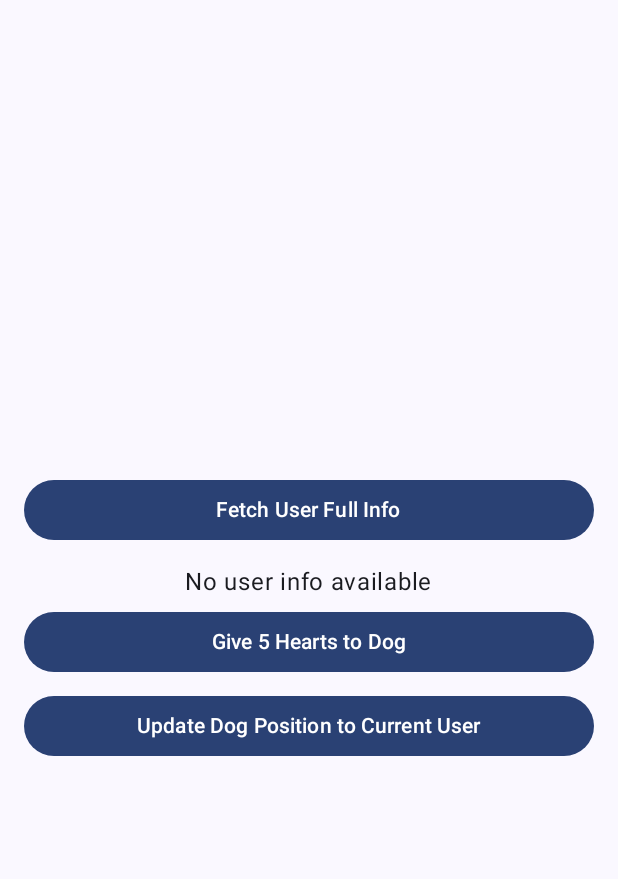
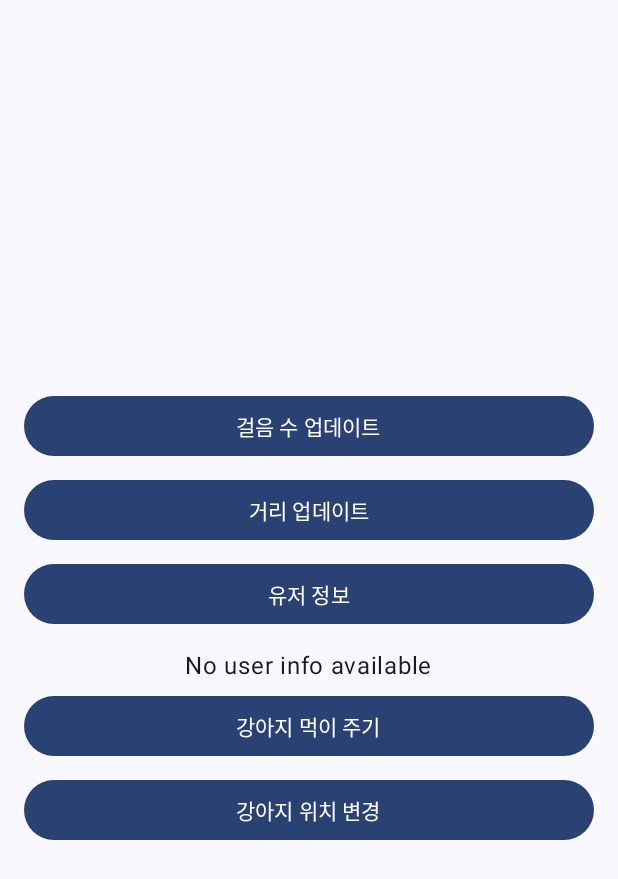
Before and after one commit to kaxadlec/Heart-Dog, an Android app built with Jetpack Compose: the ApiTestScreen screen opened through its navigation route, on a phone screen of 412 x 824 dp. Shown: the top 879 px of the screen. Run offline under Robolectric (Android 15) with nearby library versions, the phone set to English and light mode, and no system bars; our stand-ins replace Dagger/Hilt's generated code; libraries missing offline, so code that uses them is left out: io.github.jan.supabase; Roboto replaces fonts that are not available here; 1 statement that could not run was skipped.

Commit message:
유저 거리 업데이트 api

```diff
--- a/datalayer/sample/phone/src/main/java/com/google/android/horologist/datalayer/sample/screens/menu/ApiTestScreen.kt
+++ b/datalayer/sample/phone/src/main/java/com/google/android/horologist/datalayer/sample/screens/menu/ApiTestScreen.kt
@@ -34,6 +34,27 @@ fun ApiTestScreen(
             .padding(16.dp),
         horizontalAlignment = Alignment.CenterHorizontally
     ) {
+
+        // 걸음 수 업데이트 시작 버튼
+        Button(
+            onClick = { userViewModel.startUpdatingStepsEveryMinute() },
+            modifier = Modifier
+                .fillMaxWidth()
+                .padding(vertical = 4.dp)
+        ) {
+            Text(text = "걸음 수 업데이트")
+        }
+
+        // 거리 업데이트 시작 버튼
+        Button(
+            onClick = { userViewModel.startUpdatingDistanceEveryMinute() },
+            modifier = Modifier
+                .fillMaxWidth()
+                .padding(vertical = 4.dp)
+        ) {
+            Text(text = "거리 업데이트")
+        }
+
         // User 정보를 가져오는 버튼
         Button(
             onClick = { userViewModel.fetchUserFullInfo(userViewModel.userId.value ?: 0L) }, // 0L은 기본값, 실제 사용 시 userId가 필요
@@ -41,7 +62,7 @@ fun ApiTestScreen(
                 .fillMaxWidth()
                 .padding(vertical = 4.dp)
         ) {
-            Text(text = "Fetch User Full Info")
+            Text(text = "유저 정보")
         }
 
         // 유저 정보 표시
@@ -59,7 +80,7 @@ fun ApiTestScreen(
                 .fillMaxWidth()
                 .padding(vertical = 4.dp)
         ) {
-            Text(text = "Give 5 Hearts to Dog")
+            Text(text = "강아지 먹이 주기")
         }
 
         // 하트 주기 결과 표시
@@ -81,7 +102,7 @@ fun ApiTestScreen(
                 .fillMaxWidth()
                 .padding(vertical = 4.dp)
         ) {
-            Text(text = "Update Dog Position to Current User")
+            Text(text = "강아지 위치 변경")
         }
     }
 }
```
Also changed, not shown: datalayer/sample/phone/src/main/java/com/google/android/horologist/datalayer/sample/screens/hotdog/repository/UserRepository.kt (+24 -0 lines), datalayer/sample/phone/src/main/java/com/google/android/horologist/datalayer/sample/screens/hotdog/vm/UserViewModel.kt (+26 -0 lines).
